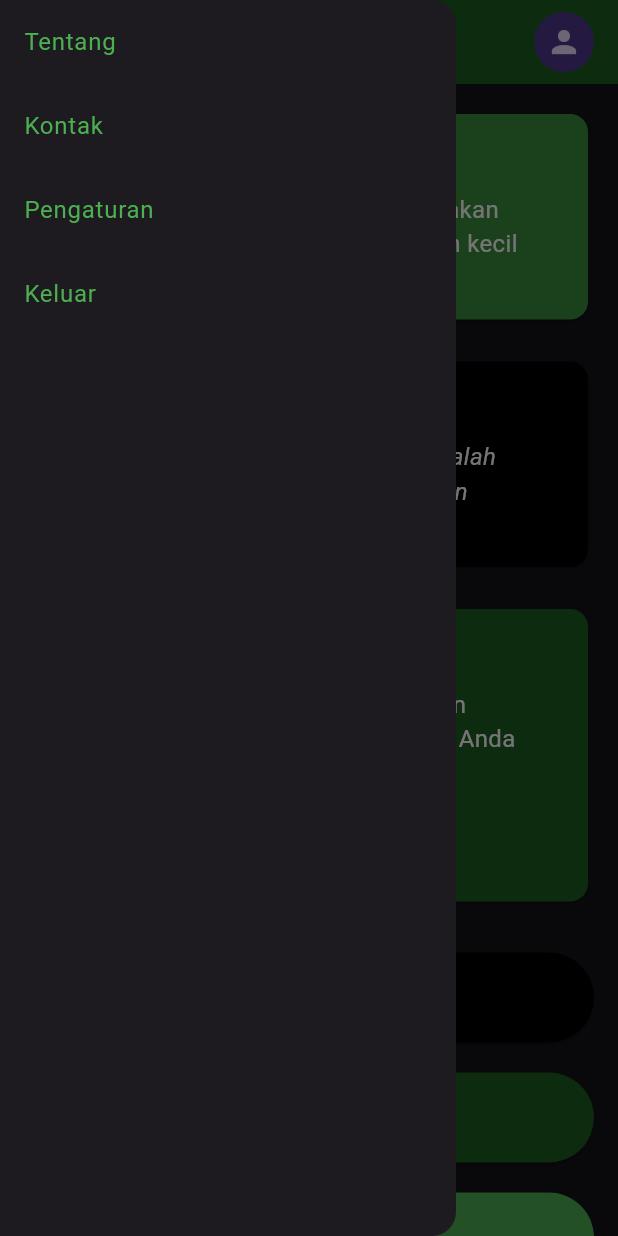
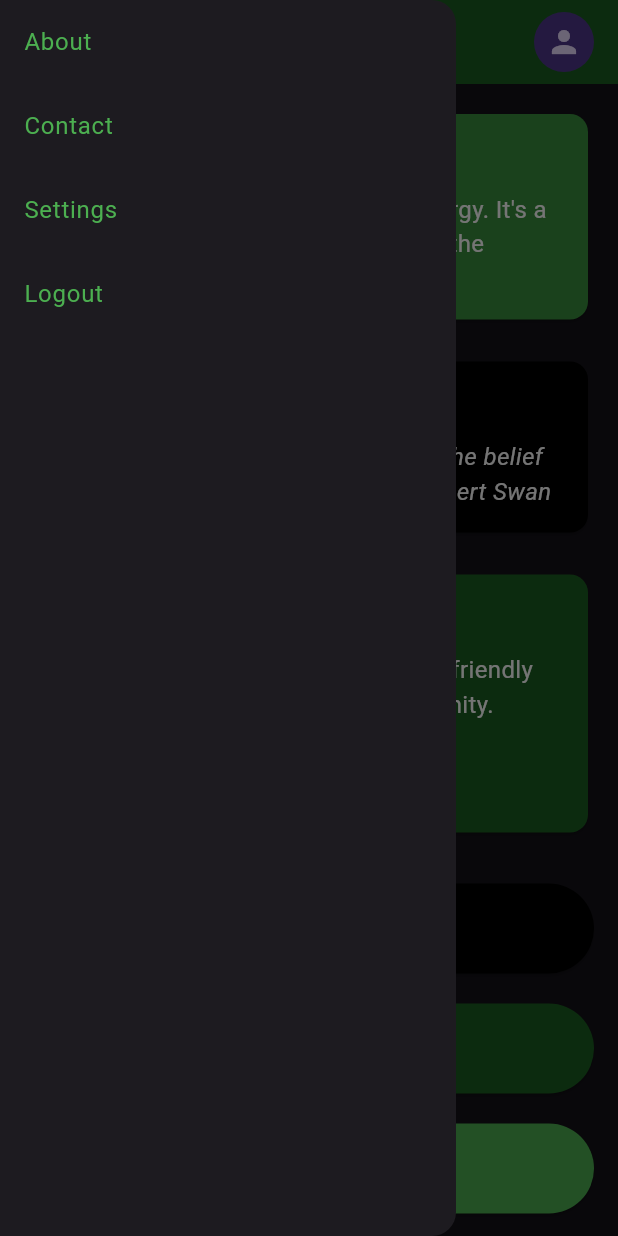
Before and after one commit to Halol12332/bumicare2, a Flutter app: the MainScreen screen opened by its route, with the side drawer open, on a phone screen of 412 x 824 dp. Run offline on Flutter 3.47's test engine with Material 3 defaults, Android fonts, the light colour scheme and no system bars; our stand-ins replace cloud_firestore, firebase_auth, firebase_core, google_sign_in, image_picker, shared_preferences; accounts and stored records are empty.

Commit message:
initial commit

```diff
--- a/lib/screens/main_screen.dart
+++ b/lib/screens/main_screen.dart
@@ -1,7 +1,9 @@
-// this is main_screen.dart
 import 'package:flutter/material.dart';
 import 'package:bumicare2/profile_icon.dart';
 import 'package:bumicare2/screens/rewards_screen.dart';
+import 'about_screen.dart';
+import 'contact_screen.dart';
+import 'settings_screen.dart';
 import 'community_screen.dart';
 import 'eco_track_screen.dart';
 import 'leaderboards_screen.dart';
@@ -38,7 +40,7 @@ class MainScreen extends StatelessWidget {
                 style: TextStyle(
                     color: Colors.white, fontWeight: FontWeight.bold),
               ),
-              if (isLargeScreen) Expanded(child: _navBarItems())
+              if (isLargeScreen) Expanded(child: _navBarItems(context))
             ],
           ),
         ),
@@ -49,7 +51,7 @@ class MainScreen extends StatelessWidget {
           )
         ],
       ),
-      drawer: isLargeScreen ? null : _drawer(),
+      drawer: isLargeScreen ? null : _drawer(context),
       body: SingleChildScrollView(
         child: Padding(
           padding: const EdgeInsets.all(16.0),
@@ -86,7 +88,7 @@ class MainScreen extends StatelessWidget {
             ),
             SizedBox(height: 10),
             Text(
-              "Matikan perangkat yang tidak digunakan untuk menghemat energi. Ini langkah kecil untuk Anda, tapi besar untuk bumi!",
+              "Turn off unused devices to save energy. It's a small step for you, but a big one for the planet!",
               style: TextStyle(fontSize: 16, color: Colors.white),
             ),
           ],
@@ -112,7 +114,7 @@ class MainScreen extends StatelessWidget {
             ),
             SizedBox(height: 10),
             Text(
-              "“Ancaman terbesar bagi planet ini adalah keyakinan bahwa orang lain yang akan menyelamatkannya.” – Robert Swan",
+              "“The greatest threat to our planet is the belief that someone else will save it.” – Robert Swan",
               style: TextStyle(
                   fontSize: 16, color: Colors.white, fontStyle: FontStyle.italic),
             ),
@@ -139,7 +141,7 @@ class MainScreen extends StatelessWidget {
             ),
             const SizedBox(height: 10),
             const Text(
-              "Bergabunglah dalam diskusi! Bagikan pemikiran dan ide ramah lingkungan Anda dengan komunitas.",
+              "Join the discussion! Share your eco-friendly thoughts and ideas with the community.",
               style: TextStyle(fontSize: 16, color: Colors.white),
             ),
             const SizedBox(height: 10),
@@ -153,7 +155,7 @@ class MainScreen extends StatelessWidget {
                   MaterialPageRoute(builder: (context) => const CommunityScreen()),
                 );
               },
-              child: const Text("Kunjungi Forum", style: TextStyle(color: Colors.white)),
+              child: const Text("Visit Forum", style: TextStyle(color: Colors.white)),
             ),
           ],
         ),
@@ -193,11 +195,12 @@ class MainScreen extends StatelessWidget {
     );
   }
 
-  Widget _drawer() => Drawer(
+  Widget _drawer(BuildContext context) => Drawer(
     child: ListView(
       children: _menuItems
           .map((item) => ListTile(
         onTap: () {
+          _onMenuItemTap(context, item);
           _scaffoldKey.currentState?.openEndDrawer();
         },
         title: Text(
@@ -209,13 +212,13 @@ class MainScreen extends StatelessWidget {
     ),
   );
 
-  Widget _navBarItems() => Row(
+  Widget _navBarItems(BuildContext context) => Row(
     mainAxisAlignment: MainAxisAlignment.end,
     crossAxisAlignment: CrossAxisAlignment.center,
     children: _menuItems
         .map(
           (item) => InkWell(
-        onTap: () {},
+        onTap: () => _onMenuItemTap(context, item),
         child: Padding(
           padding: const EdgeInsets.symmetric(
               vertical: 24.0, horizontal: 16),
@@ -228,12 +231,38 @@ class MainScreen extends StatelessWidget {
     )
         .toList(),
   );
+
+  void _onMenuItemTap(BuildContext context, String item) {
+    switch (item) {
+      case 'About':
+        Navigator.push(
+          context,
+          MaterialPageRoute(builder: (context) => const AboutScreen()),
+        );
+        break;
+      case 'Contact':
+        Navigator.push(
+          context,
+          MaterialPageRoute(builder: (context) => const ContactScreen()),
+        );
+        break;
+      case 'Settings':
+        Navigator.push(
+          context,
+          MaterialPageRoute(builder: (context) => const SettingsScreen()),
+        );
+        break;
+      case 'Logout':
+      // Handle logout logic
+        break;
+    }
+  }
 }
 
-//drawer
+// Drawer Menu Items
 final List<String> _menuItems = <String>[
-  'Tentang',
-  'Kontak',
-  'Pengaturan',
-  'Keluar',
+  'About',
+  'Contact',
+  'Settings',
+  'Logout',
 ];
--- a/lib/screens/settings_screen.dart
+++ b/lib/screens/settings_screen.dart
@@ -26,7 +26,7 @@ class SettingsScreen extends StatelessWidget {
                   context,
                   "Account",
                   "Change your account information",
-                  "../assets/account_icon.png",
+                  "../assets/settings_logo/account_icon.png",
                       () {},
                 ),
                 const SizedBox(height: 20),
@@ -34,7 +34,7 @@ class SettingsScreen extends StatelessWidget {
                   context,
                   "Privacy",
                   "Change your password",
-                  "../assets/privacy_icon.jpg",
+                  "../assets/settings_logo/privacy_icon.jpg",
                       () {},
                 ),
                 const SizedBox(height: 20),
@@ -42,7 +42,7 @@ class SettingsScreen extends StatelessWidget {
                   context,
                   "Notifications",
                   "Open or close the app notifications",
-                  "../assets/notifications_icon.jpg",
+                  "../assets/settings_logo/notifications_icon.jpg",
                       () {},
                 ),
                 const SizedBox(height: 20),
@@ -50,7 +50,7 @@ class SettingsScreen extends StatelessWidget {
                   context,
                   "Add Social Account",
                   "Add Facebook, Twitter etc.",
-                  "../assets/social_icon.jpg",
+                  "../assets/settings_logo/social_icon.jpg",
                       () {},
                 ),
                 const SizedBox(height: 20),
@@ -58,7 +58,7 @@ class SettingsScreen extends StatelessWidget {
                   context,
                   "Refer to Friends",
                   "Get RM50 for referring friends",
-                  "../assets/refer_icon.jpg",
+                  "../assets/settings_logo/refer_icon.jpg",
                       () {},
                 ),
               ],
```
Also changed, not shown: lib/screens/about_screen.dart (added, +61 -0 lines), lib/screens/contact_screen.dart (added, +69 -0 lines), assets/community/bag.jpg (added), assets/community/bike.jpg (added), assets/community/cleanup.jpg (added), assets/community/compositing.jpg (added), assets/community/glass.jpg (added), assets/community/tree.jpg (added), assets/settings_logo/account_icon.png (renamed from assets/account_icon.png), assets/settings_logo/notifications_icon.jpg (renamed from assets/notifications_icon.jpg), assets/settings_logo/privacy_icon.jpg (renamed from assets/privacy_icon.jpg), assets/settings_logo/refer_icon.jpg (renamed from assets/refer_icon.jpg), assets/settings_logo/social_icon.jpg (renamed from assets/social_icon.jpg).
